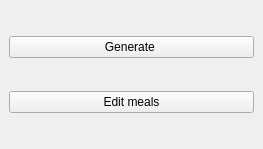
The window that Ui_Files/MainWindow.ui (mfiejtek/MealGambler) describes before a commit, drawn with Qt 5.
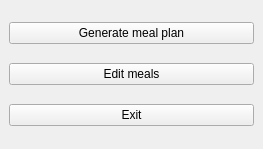
The same window after the commit.

Commit message: added delete button functionality

Diff of the .ui file:
```diff
--- a/Ui_Files/MainWindow.ui
+++ b/Ui_Files/MainWindow.ui
@@ -25,7 +25,14 @@
     <item row="1" column="0">
      <widget class="QPushButton" name="generateButton">
       <property name="text">
-       <string>Generate </string>
+       <string>Generate meal plan</string>
+      </property>
+     </widget>
+    </item>
+    <item row="3" column="0">
+     <widget class="QPushButton" name="pushButton">
+      <property name="text">
+       <string>Exit</string>
       </property>
      </widget>
     </item>
```
Left out of the diff: 23 changed lines with no effect on the pictures. The commit also changes 11 other files.
